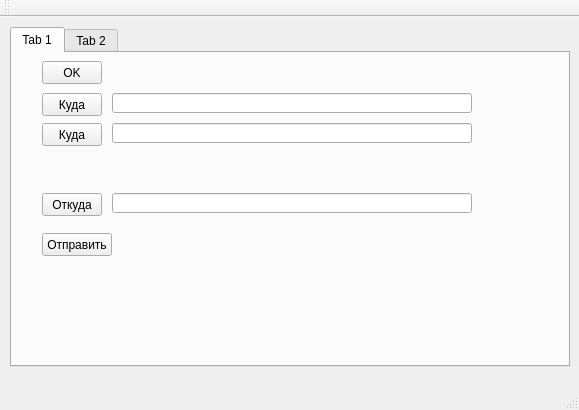
Above: mainwindow.ui from boomer-24/Boristics before the change. Below: the same form after it.
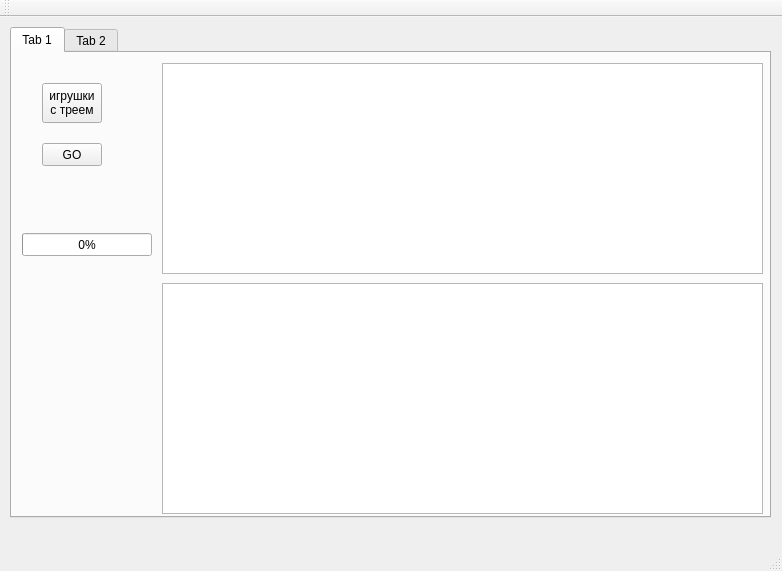
That is the form after the change.

What changed in the file:
```diff
--- a/mainwindow.ui
+++ b/mainwindow.ui
@@ -6,8 +6,8 @@
    <rect>
     <x>0</x>
     <y>0</y>
-    <width>579</width>
-    <height>410</height>
+    <width>782</width>
+    <height>571</height>
    </rect>
   </property>
   <property name="windowTitle">
@@ -19,8 +19,8 @@
      <rect>
       <x>10</x>
       <y>10</y>
-      <width>560</width>
-      <height>340</height>
+      <width>761</width>
+      <height>491</height>
      </rect>
     </property>
     <property name="currentIndex">
@@ -30,99 +30,70 @@
      <attribute name="title">
       <string>Tab 1</string>
      </attribute>
-     <widget class="QPushButton" name="pushButton_move">
-      <property name="geometry">
-       <rect>
-        <x>30</x>
-        <y>180</y>
-        <width>70</width>
-        <height>23</height>
-       </rect>
-      </property>
-      <property name="text">
-       <string>Отправить</string>
-      </property>
-     </widget>
      <widget class="QPushButton" name="pushButton_ok">
       <property name="geometry">
        <rect>
         <x>30</x>
-        <y>8</y>
+        <y>30</y>
         <width>60</width>
-        <height>23</height>
+        <height>40</height>
        </rect>
       </property>
       <property name="text">
-       <string>OK</string>
+       <string>игрушки
+с треем</string>
       </property>
      </widget>
-     <widget class="QLineEdit" name="lineEdit_to_prgs">
+     <widget class="QPushButton" name="pushButton_go">
       <property name="geometry">
        <rect>
-        <x>100</x>
-        <y>40</y>
-        <width>360</width>
-        <height>20</height>
-       </rect>
-      </property>
-     </widget>
-     <widget class="QPushButton" name="pushButton_from">
-      <property name="geometry">
-       <rect>
         <x>30</x>
-        <y>140</y>
+        <y>90</y>
         <width>60</width>
         <height>23</height>
        </rect>
       </property>
       <property name="text">
-       <string>Откуда</string>
+       <string>GO</string>
       </property>
      </widget>
-     <widget class="QLineEdit" name="lineEdit_from">
+     <widget class="QTextBrowser" name="textBrowser_success">
       <property name="geometry">
        <rect>
-        <x>100</x>
-        <y>140</y>
-        <width>360</width>
-        <height>20</height>
+        <x>150</x>
+        <y>10</y>
+        <width>601</width>
+        <height>211</height>
        </rect>
       </property>
      </widget>
-     <widget class="QPushButton" name="pushButton_to_prgs">
+     <widget class="QTextBrowser" name="textBrowser_complaints">
       <property name="geometry">
        <rect>
-        <x>30</x>
-        <y>40</y>
-        <width>60</width>
-        <height>23</height>
+        <x>150</x>
+        <y>230</y>
+        <width>601</width>
+        <height>231</height>
        </rect>
       </property>
-      <property name="text">
-       <string>Куда</string>
-      </property>
      </widget>
-     <widget class="QPushButton" name="pushButton_to_docs">
+     <widget class="QProgressBar" name="progressBar">
       <property name="geometry">
        <rect>
-        <x>30</x>
-        <y>70</y>
-        <width>60</width>
+        <x>10</x>
+        <y>180</y>
+        <width>130</width>
         <height>23</height>
        </rect>
       </property>
-      <property name="text">
-       <string>Куда</string>
+      <property name="value">
+       <number>0</number>
       </property>
-     </widget>
-     <widget class="QLineEdit" name="lineEdit_to_docs">
-      <property name="geometry">
-       <rect>
-        <x>100</x>
-        <y>70</y>
-        <width>360</width>
-        <height>20</height>
-       </rect>
+      <property name="textVisible">
+       <bool>true</bool>
+      </property>
+      <property name="orientation">
+       <enum>Qt::Horizontal</enum>
       </property>
      </widget>
     </widget>
```
Left out of the diff: 70 changed lines with no effect on the pictures.
